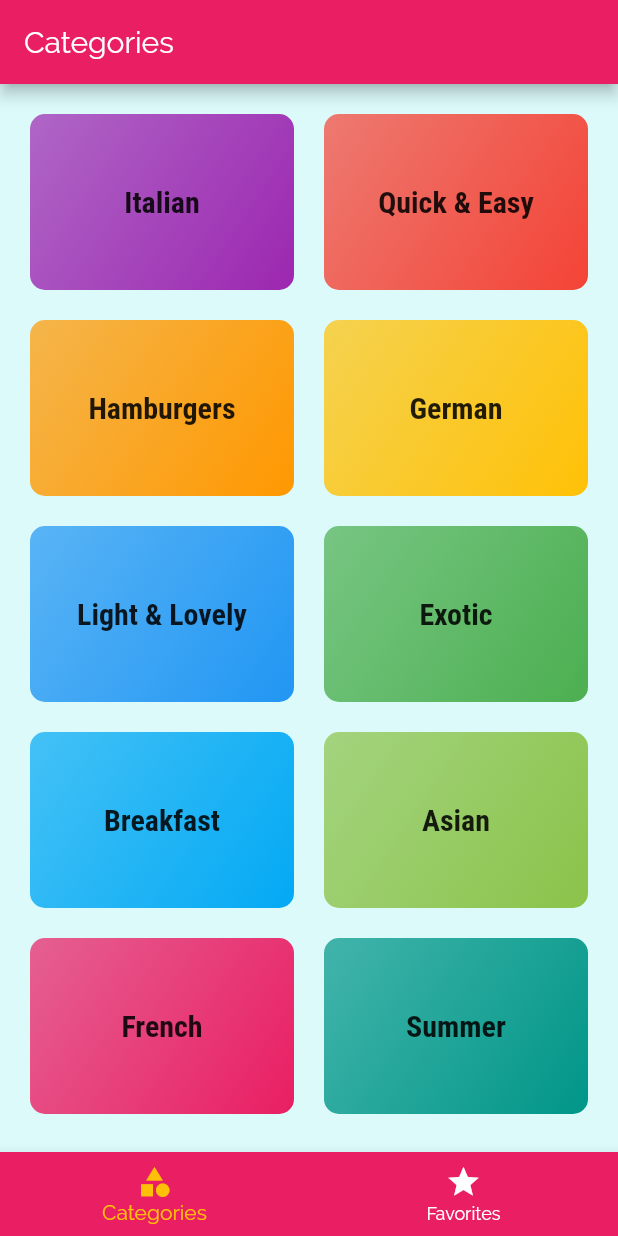
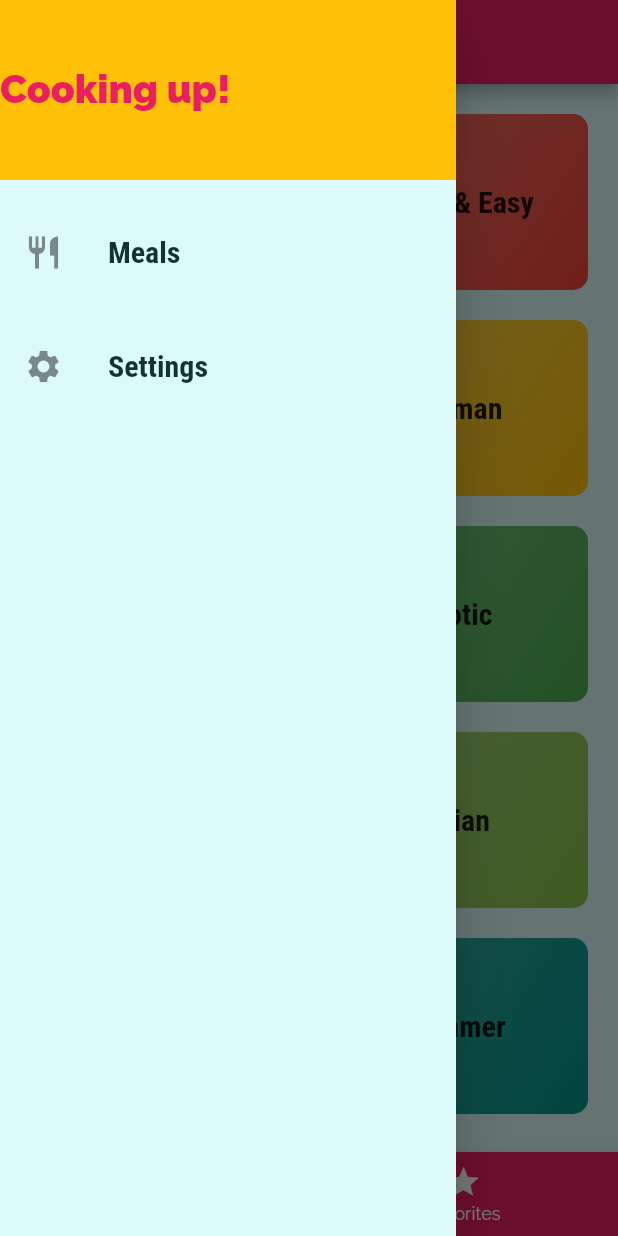
Before and after one commit to samgrover10/Meals-App-Flutter, a Flutter app: the screen it shows after launch, with the side drawer open (before the commit the screen has no drawer), on a phone screen of 412 x 824 dp. Run offline on Flutter 3.47's test engine with Material 2 defaults, Android fonts, the phone set to English and light mode, and no system bars.

Commit message:
Final commit

```diff
--- a/lib/main.dart
+++ b/lib/main.dart
@@ -1,14 +1,64 @@
 import 'package:flutter/material.dart';
+import 'package:meals/models/dummy_data.dart';
 import 'package:meals/screens/categories_screen.dart';
 import 'package:meals/screens/category_meals_screen.dart';
 import 'package:meals/screens/meal_detail_screen.dart';
+import 'package:meals/screens/settings.dart';
 import 'package:meals/screens/tab_bar_screen.dart';
+
+import 'models/meal.dart';
 
 void main() {
   runApp(MyApp());
 }
 
-class MyApp extends StatelessWidget {
+class MyApp extends StatefulWidget {
+  @override
+  _MyAppState createState() => _MyAppState();
+}
+
+class _MyAppState extends State<MyApp> {
+  List<Meal> _availableMeals = DUMMY_MEALS;
+  Map<String, bool> _filters = {
+    'gluten': false,
+    'lactose': false,
+    'vegan': false,
+    'vegetarian': false
+  };
+  List<Meal> _favMeals = [];
+
+  void _saveFilters(Map<String, bool> newFilters) {
+    setState(() {
+      _filters = newFilters;
+      _availableMeals = DUMMY_MEALS.where((meal) {
+        if (_filters['gluten'] && !meal.isGlutenFree) return false;
+        if (_filters['lactose'] && !meal.isLactoseFree) return false;
+        if (_filters['vegan'] && !meal.isVegan) return false;
+        if (_filters['vegetarian'] && !meal.isVegetarian) return false;
+        return true;
+      }).toList();
+    });
+  }
+
+  void _toggleFav(String mealId) {
+    final existingIndex =
+        _favMeals.indexWhere((element) => element.id == mealId);
+    if (existingIndex >= 0) {
+      setState(() {
+        _favMeals.removeAt(existingIndex);
+      });
+    } else {
+      setState(() {
+        _favMeals
+            .add(DUMMY_MEALS.firstWhere((element) => element.id == mealId));
+      });
+    }
+  }
+
+  bool _isMealInFav(String mealId) {
+    return _favMeals.any((element) => element.id == mealId);
+  }
+
   @override
   Widget build(BuildContext context) {
     return MaterialApp(
@@ -27,9 +77,11 @@ class MyApp extends StatelessWidget {
                   fontSize: 20))),
       debugShowCheckedModeBanner: false,
       routes: {
-        '/': (ctx) => TabBarScreen(),
-        CategoryMealsScreen.route: (ctx) => CategoryMealsScreen(),
-        MealDetailScreen.route: (ctx) => MealDetailScreen()
+        '/': (ctx) => TabBarScreen(_favMeals),
+        CategoryMealsScreen.route: (ctx) =>
+            CategoryMealsScreen(_availableMeals),
+        MealDetailScreen.route: (ctx) => MealDetailScreen(_toggleFav,_isMealInFav),
+        Settings.route: (ctx) => Settings(_filters, _saveFilters)
       },
       onUnknownRoute: (settings) {
         return MaterialPageRoute(builder: (ctx) => CategoriesScreen());
--- a/lib/screens/tab_bar_screen.dart
+++ b/lib/screens/tab_bar_screen.dart
@@ -1,25 +1,32 @@
 import 'package:flutter/material.dart';
+import 'package:meals/models/meal.dart';
 import 'package:meals/screens/categories_screen.dart';
 import 'package:meals/screens/favorites_screen.dart';
+import 'package:meals/widgets/main_drawer.dart';
 
 class TabBarScreen extends StatefulWidget {
+  List<Meal> favMeals;
+  TabBarScreen(this.favMeals);
   @override
   _TabBarScreenState createState() => _TabBarScreenState();
 }
 
 class _TabBarScreenState extends State<TabBarScreen> {
-  int _selectedPageIndex=0;
-
-  List<Map<String, Object>> _page = [
-    {'page': CategoriesScreen(), 'title': 'Categories'},
-    {'page': FavoritesScreen(), 'title': 'Favorites'}
-  ];
-
+  int _selectedPageIndex = 0;
+  List<Map<String, Object>> _page;
   void _selectPage(int index) {
     setState(() {
       _selectedPageIndex = index;
     });
+  }
 
+  @override
+  void initState() {
+    _page = [
+      {'page': CategoriesScreen(), 'title': 'Categories'},
+      {'page': FavoritesScreen(widget.favMeals), 'title': 'Favorites'}
+    ];
+    super.initState();
   }
 
   @override
@@ -29,6 +36,7 @@ class _TabBarScreenState extends State<TabBarScreen> {
         title: Text(_page[_selectedPageIndex]['title']),
       ),
       body: _page[_selectedPageIndex]['page'],
+      drawer: MainDrawer(),
       bottomNavigationBar: BottomNavigationBar(
         onTap: _selectPage,
         backgroundColor: Theme.of(context).primaryColor,
--- /dev/null
+++ b/lib/widgets/main_drawer.dart
@@ -0,0 +1,56 @@
+import 'package:flutter/material.dart';
+import 'package:meals/screens/settings.dart';
+
+class MainDrawer extends StatelessWidget {
+  Widget _buildTile(IconData icon, String title, Function onTap) {
+    return ListTile(
+      leading: Icon(
+        icon,
+        size: 26,
+      ),
+      title: Text(
+        title,
+        style: TextStyle(
+            fontSize: 20,
+            fontFamily: 'RobotoCondensed',
+            fontWeight: FontWeight.bold),
+      ),
+      onTap: onTap,
+    );
+  }
+
+  @override
+  Widget build(BuildContext context) {
+    return Drawer(
+      child: Column(
+        children: [
+          Container(
+            height: 120,
+            width: double.infinity,
+            alignment: Alignment.centerLeft,
+            color: Theme.of(context).accentColor,
+            child: Text(
+              'Cooking up!',
+              style: TextStyle(
+                  color: Theme.of(context).primaryColor,
+                  fontSize: 26,
+                  fontWeight: FontWeight.w900),
+            ),
+          ),
+          SizedBox(
+            height: 20,
+          ),
+          _buildTile(Icons.restaurant, 'Meals', () {
+            Navigator.of(context).pushReplacementNamed('/');
+          }),
+          SizedBox(
+            height: 20,
+          ),
+          _buildTile(Icons.settings, 'Settings', () {
+            Navigator.of(context).pushReplacementNamed(Settings.route);
+          })
+        ],
+      ),
+    );
+  }
+}
```
Also changed, not shown: lib/screens/category_meals_screen.dart (+33 -6 lines), lib/screens/favorites_screen.dart (+18 -1 lines), lib/screens/meal_detail_screen.dart (+23 -5 lines), lib/screens/settings.dart (added, +108 -0 lines), lib/widgets/meal_item.dart (+8 -4 lines).
